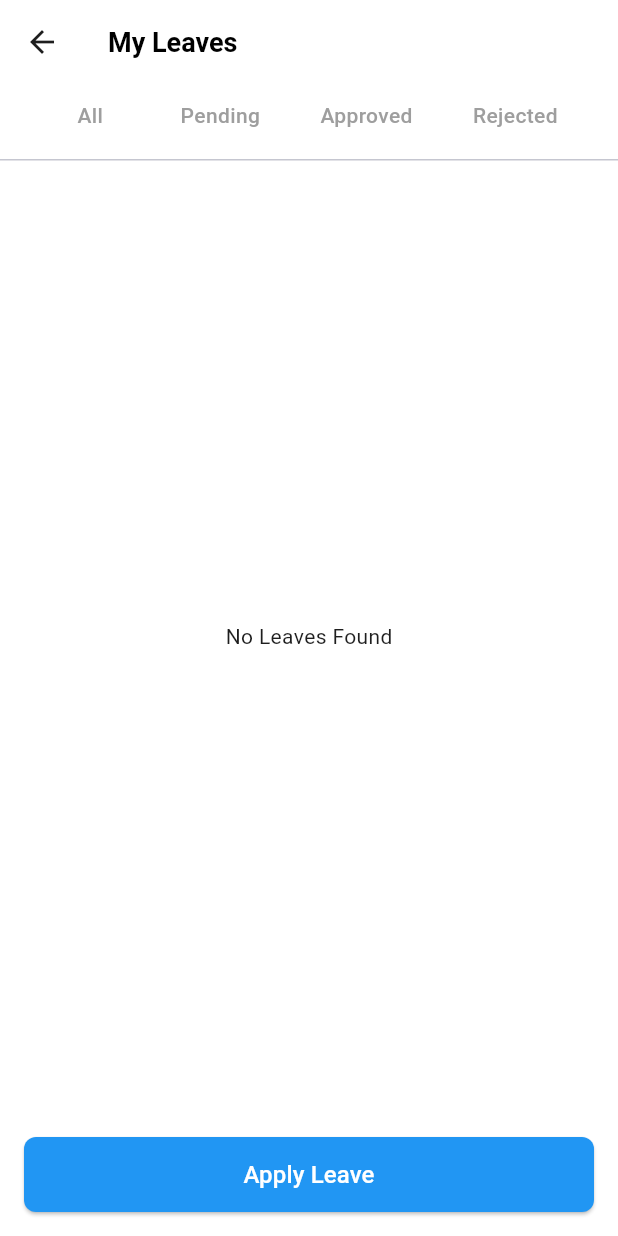
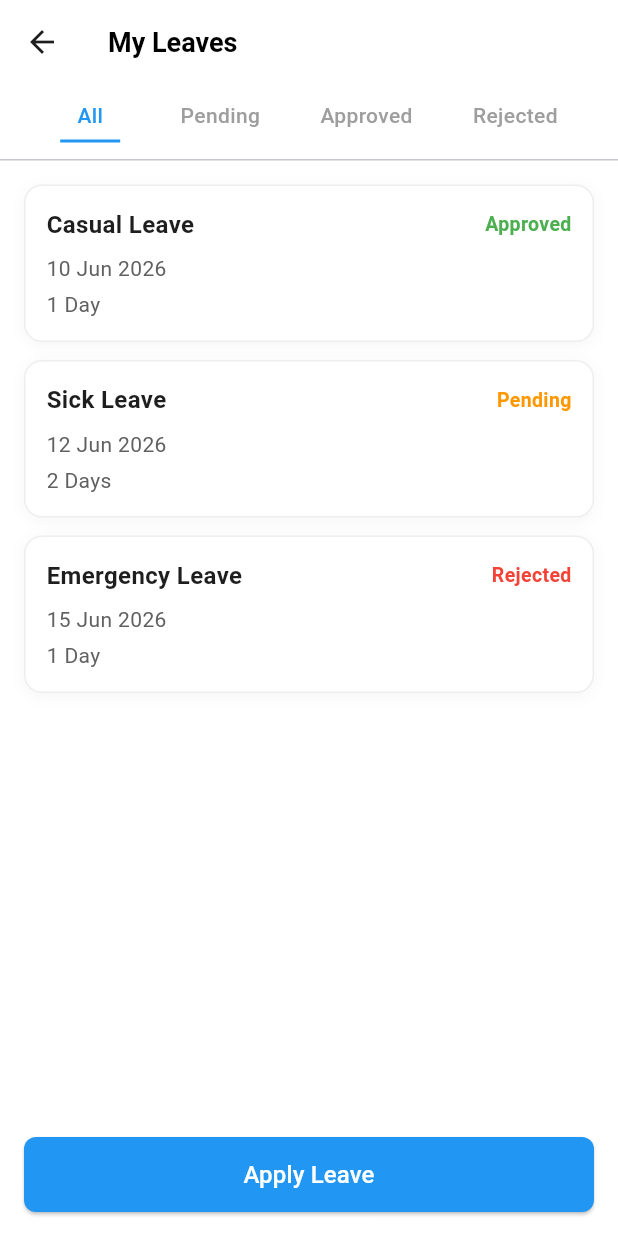
Before and after one commit to prashantmanegeobull/security_management, a Flutter app: the LeaveScreen screen opened directly, on a phone screen of 412 x 824 dp. Run offline on Flutter 3.47's test engine with Material 3 defaults, Android fonts, the phone set to English and light mode, and no system bars; our stand-ins replace equatable, file_picker, get.

Commit message:
leave changes successfully

```diff
--- a/lib/features/dashboard/Bloc/dashboard_event.dart
+++ b/lib/features/dashboard/Bloc/dashboard_event.dart
@@ -1,6 +1,7 @@
 import 'package:equatable/equatable.dart';
 
 abstract class DashboardEvent extends Equatable {
+  const DashboardEvent();
   @override
   List<Object?> get props => [];
 }
--- a/lib/features/my_leaves/controller/leave_controller.dart
+++ b/lib/features/my_leaves/controller/leave_controller.dart
@@ -1,5 +1,5 @@
 import 'package:get/get.dart';
-import '../../core/model/leave_model.dart';
+import '../../../core/model/leave_model.dart';
 
 class LeaveController extends GetxController {
 
--- a/lib/features/my_leaves/screens/leave_screen.dart
+++ b/lib/features/my_leaves/screens/leave_screen.dart
@@ -1,8 +1,9 @@
 import 'package:flutter/material.dart';
 import 'package:get/get.dart';
 
-import 'leave_controller.dart';
-import 'widgets/leave_card.dart';
+import '../controller/leave_controller.dart';
+import '../widgets/leave_card.dart';
+
 
 class LeaveScreen extends StatelessWidget {
   LeaveScreen({super.key});
@@ -122,7 +123,8 @@
             width: double.infinity,
             child: ElevatedButton(
               onPressed: () {
-                // Navigate to Apply Leave Screen
+                  Get.toNamed('/apply-leave');
+
               },
               style: ElevatedButton.styleFrom(
                 backgroundColor: Colors.blue,
--- a/lib/features/my_leaves/widgets/leave_card.dart
+++ b/lib/features/my_leaves/widgets/leave_card.dart
@@ -0,0 +1,98 @@
+import 'package:flutter/material.dart';
+import 'package:intl/intl.dart';
+
+import '../../../core/model/leave_model.dart';
+
+class LeaveCard extends StatelessWidget {
+  final LeaveModel leave;
+
+  const LeaveCard({
+    super.key,
+    required this.leave,
+  });
+
+  Color get statusColor {
+    switch (leave.status.toLowerCase()) {
+      case 'approved':
+        return Colors.green;
+
+      case 'pending':
+        return Colors.orange;
+
+      case 'rejected':
+        return Colors.red;
+
+      default:
+        return Colors.grey;
+    }
+  }
+
+  @override
+  Widget build(BuildContext context) {
+    return Container(
+      margin: const EdgeInsets.only(bottom: 12),
+      padding: const EdgeInsets.all(14),
+      decoration: BoxDecoration(
+        color: Colors.white,
+        borderRadius: BorderRadius.circular(12),
+        border: Border.all(
+          color: Colors.grey.shade200,
+        ),
+        boxShadow: [
+          BoxShadow(
+            color: Colors.black.withValues(alpha: 0.04),
+            blurRadius: 8,
+            offset: const Offset(0, 2),
+          ),
+        ],
+      ),
+      child: Column(
+        crossAxisAlignment: CrossAxisAlignment.start,
+        children: [
+          /// Top Row
+          Row(
+            children: [
+              Expanded(
+                child: Text(
+                  leave.leaveType,
+                  style: const TextStyle(
+                    fontSize: 16,
+                    fontWeight: FontWeight.w600,
+                  ),
+                ),
+              ),
+              Text(
+                leave.status,
+                style: TextStyle(
+                  color: statusColor,
+                  fontWeight: FontWeight.w600,
+                  fontSize: 13,
+                ),
+              ),
+            ],
+          ),
+
+          const SizedBox(height: 8),
+
+          Text(
+            DateFormat('dd MMM yyyy').format(leave.fromDate),
+            style: TextStyle(
+              color: Colors.grey.shade700,
+              fontSize: 14,
+            ),
+          ),
+
+          const SizedBox(height: 4),
+
+          Text(
+            '${leave.toDate.difference(leave.fromDate).inDays + 1} Day${leave.toDate.difference(leave.fromDate).inDays == 0 ? '' : 's'}',
+            style: TextStyle(
+              color: Colors.grey.shade700,
+              fontSize: 14,
+            ),
+          ),
+        ],
+      ),
+    );
+  }
+}
```
Also changed, not shown: lib/core/bindings/apply_leave_binding.dart (+15 -0 lines), lib/core/bindings/leave_binding.dart (+14 -0 lines), lib/features/ApplyLeaves/controller/apply_leave_controller.dart (+105 -0 lines), lib/features/ApplyLeaves/screen/apply_leave_screen.dart (+297 -0 lines), lib/main.dart (+17 -2 lines), 2 other files.
